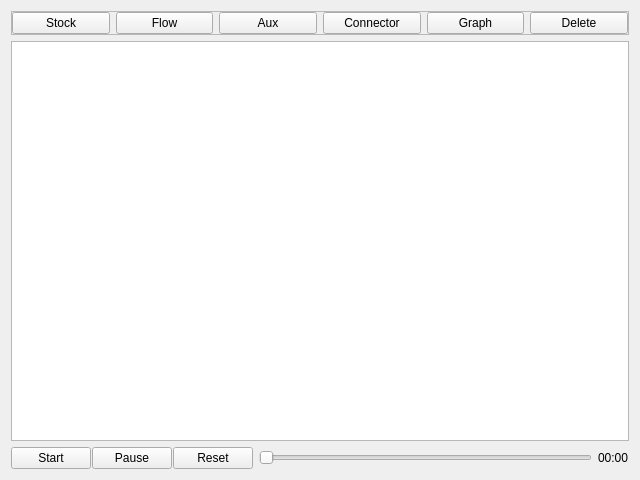
wzh1895/Stock-and-Flow-in-Python, file StockAndFlowInPython/sfd_canvas/interactive_sfd_ui.ui: the form before one commit.
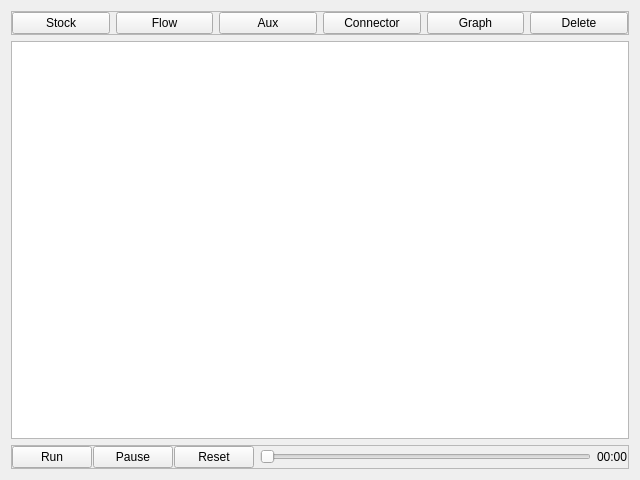
The form after the commit.

Patch:
```diff
--- a/StockAndFlowInPython/sfd_canvas/interactive_sfd_ui.ui
+++ b/StockAndFlowInPython/sfd_canvas/interactive_sfd_ui.ui
@@ -100,13 +100,16 @@
     </widget>
    </item>
    <item>
-    <widget class="QWidget" name="widget_simulation_control" native="true">
+    <widget class="QFrame" name="frame_simulation_control">
      <property name="maximumSize">
       <size>
        <width>16777215</width>
        <height>70</height>
       </size>
      </property>
+     <property name="frameShape">
+      <enum>QFrame::StyledPanel</enum>
+     </property>
      <layout class="QHBoxLayout" name="horizontalLayout_2">
       <property name="leftMargin">
        <number>0</number>
@@ -141,7 +144,7 @@
          <item>
           <widget class="QPushButton" name="pushButton_start">
            <property name="text">
-            <string>Start</string>
+            <string>Run</string>
            </property>
           </widget>
          </item>
```
